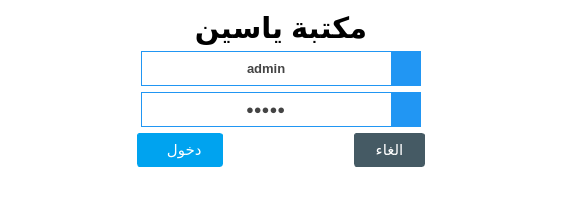
Before: the Qt Designer form login.ui in ashraf-kx/maktaba-assistant, drawn with Qt 5.
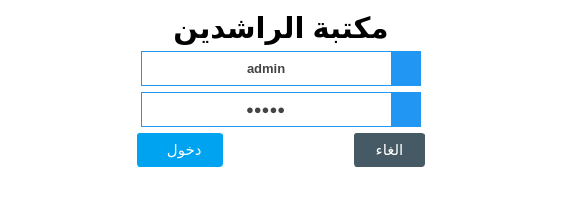
After: the same form once the commit is applied. Icons and pictures are not drawn.

Patch:
```diff
--- a/login.ui
+++ b/login.ui
@@ -32,7 +32,7 @@
       <string notr="true"/>
      </property>
      <property name="text">
-      <string>مكتبة ياسين</string>
+      <string>مكتبة الراشدين</string>
      </property>
      <property name="alignment">
       <set>Qt::AlignCenter</set>
```
